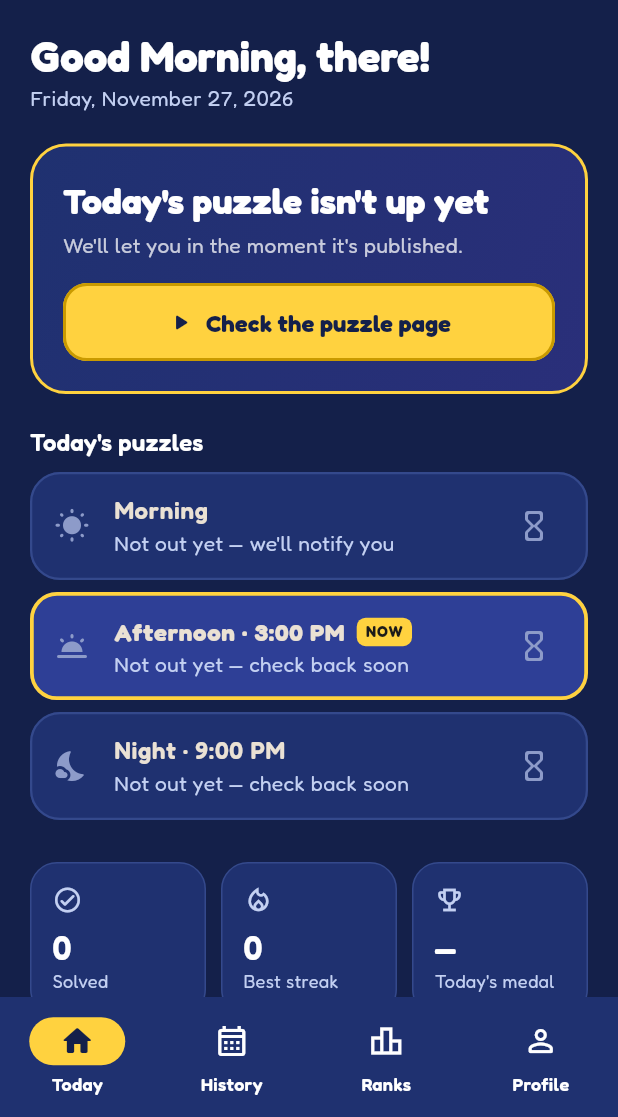
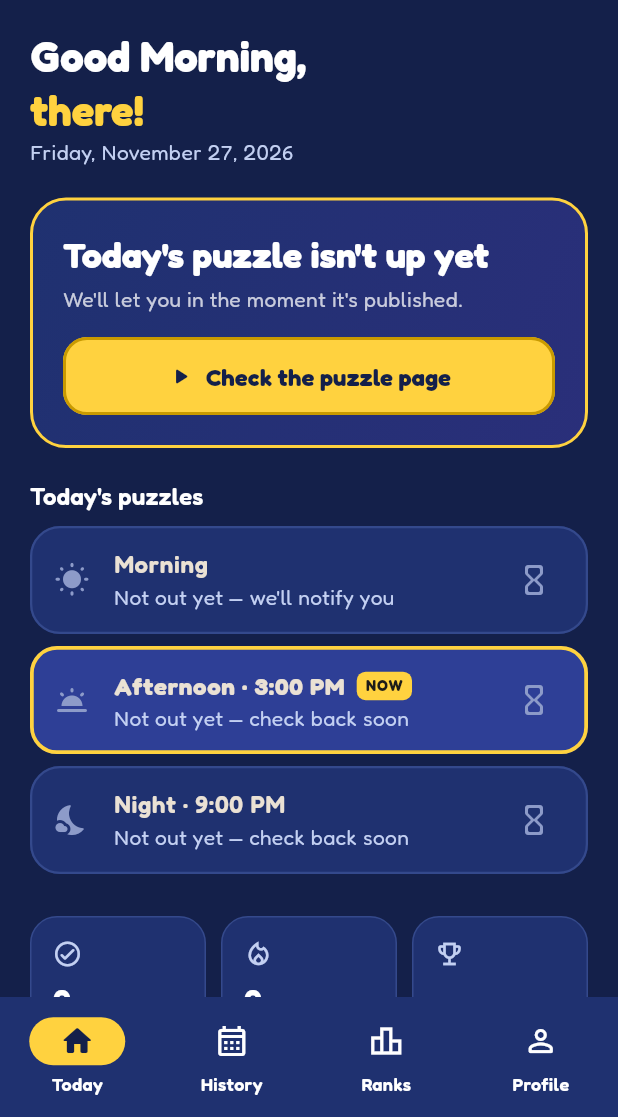
Before and after one commit to pavithraelavarasi/BluJem, a Flutter app: the screen it shows after launch, after a tap on "Sign in", after a tap on "Create account", after a tap on "Continue with Zoho or Google", on a phone screen of 412 x 824 dp, the part 119-1236 px from its top. Run offline on Flutter 3.47's test engine with Material 3 defaults, Android fonts, the phone set to English and light mode, and no system bars; our stand-ins replace audioplayers, firebase_core, firebase_messaging, flutter_local_notifications, image_picker, package_info_plus and 3 more; missing offline and left inert: no_screenshot, qr, zcatalyst_sdk; accounts and stored records are empty; network calls fail.

Commit message:
Home: player's name on its own line, so long names wrap
Co-Authored-By: Claude Opus 5.5 <noreply@anthropic.com>

```diff
--- a/lib/ui/screens/home_screen.dart
+++ b/lib/ui/screens/home_screen.dart
@@ -128,7 +128,9 @@ class HomeScreen extends StatelessWidget {
                 ],
               ),
               const SizedBox(height: 20),
-              Text('${greeting(DateTime.now())}, ${_firstName(account?.displayName)}!', style: t.headlineMedium),
+              // The name on a line of its own, so a long one wraps instead of being cut off.
+              Text('${greeting(DateTime.now())},', style: t.headlineMedium),
+              Text('${_firstName(account?.displayName)}!', style: t.headlineMedium?.copyWith(color: p.accent)),
               Text(longDate(), style: TextStyle(color: p.inkSoft)),
               const SizedBox(height: 20),
               _TodayCard(
```
